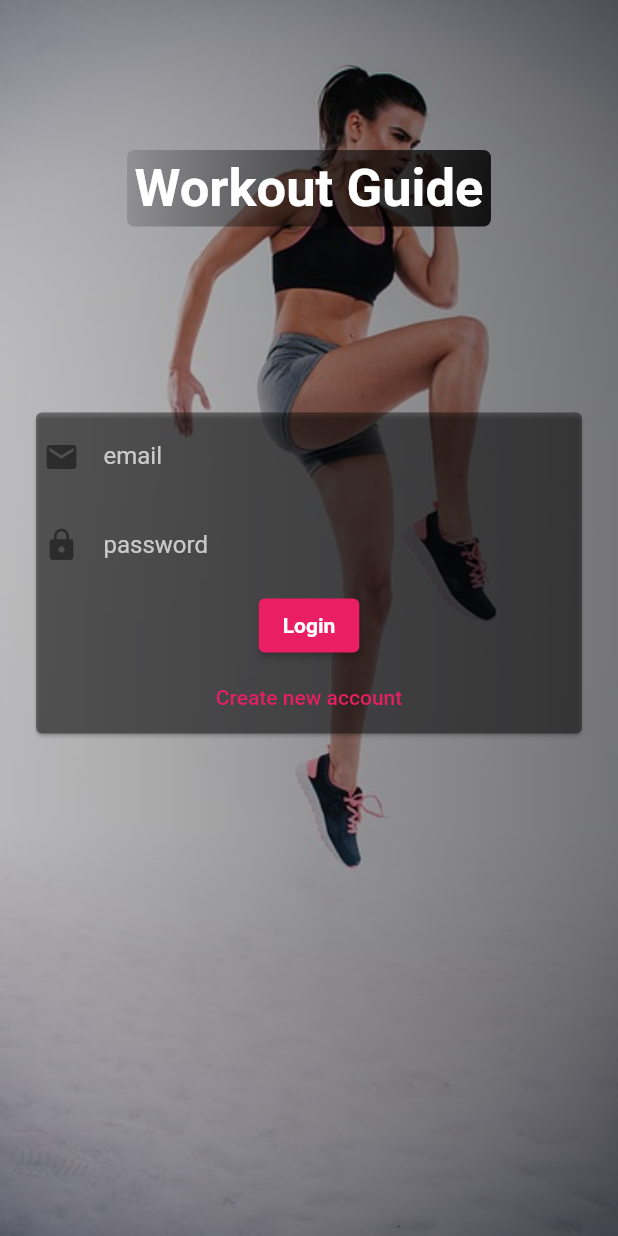
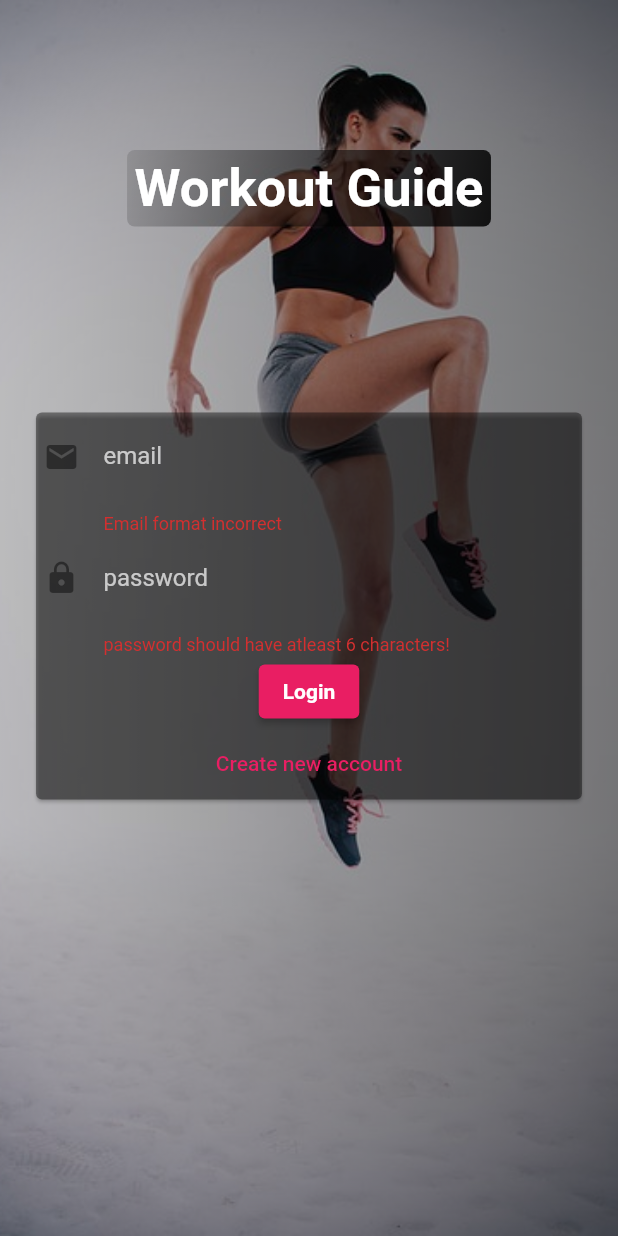
Before and after one commit to urosmeh/workout-guide, a Flutter app: the screen it shows after launch, after a tap on "Login", on a phone screen of 412 x 824 dp. Run offline on Flutter 3.47's test engine with Material 2 defaults, Android fonts, the phone set to English and light mode, and no system bars.

Commit message:
Login animations, exceptions, auth methods

```diff
--- a/lib/db_urls.dart
+++ b/lib/db_urls.dart
@@ -1,2 +1,3 @@
-const API_KEY ="AIzaSyBbfpTSTB6gi5VnH5yIwG7zKyyy9P-ZG00";
-const FIREBASE_URL = "https://workout-guide-992da-default-rtdb.firebaseio.com/";
+const String API_KEY ="AIzaSyBbfpTSTB6gi5VnH5yIwG7zKyyy9P-ZG00";
+const String FIREBASE_URL = "https://workout-guide-992da-default-rtdb.firebaseio.com/";
+const String FIREBASE_AUTH_URL = "https://identitytoolkit.googleapis.com/v1/accounts:";
--- a/lib/main.dart
+++ b/lib/main.dart
@@ -1,18 +1,40 @@
 import 'package:flutter/material.dart';
+import 'package:provider/provider.dart';
 import 'package:workout_guide/screens/auth_screen.dart';
+
+import 'providers/auth.dart';
 
 void main() => runApp(MyApp());
 
 class MyApp extends StatelessWidget {
   @override
   Widget build(BuildContext context) {
-    return MaterialApp(
-      title: "Workout guide",
-      home: AuthScreen(),
-      theme: ThemeData(
-        primarySwatch: Colors.pink,
-        accentColor: Colors.deepOrange,
+    return MultiProvider(
+      providers: [
+        ChangeNotifierProvider(
+          create: (ctx) => Auth(),
+        ),
+      ],
+      child: Consumer<Auth>(
+        builder: (ctx, auth, child) {
+          return MaterialApp(
+            title: "Workout guide",
+            theme: ThemeData(
+              primarySwatch: Colors.pink,
+              accentColor: Colors.deepOrange,
+            ),
+            home: auth.isAuth ? Scaffold(body: Center(child: Text("Auth works"),),) : AuthScreen(),
+          );
+        },
       ),
     );
+    // return MaterialApp(
+    //   title: "Workout guide",
+    //   home: AuthScreen(),
+    //   theme: ThemeData(
+    //     primarySwatch: Colors.pink,
+    //     accentColor: Colors.deepOrange,
+    //   ),
+    // );
   }
 }
--- /dev/null
+++ b/lib/models/http_exception.dart
@@ -0,0 +1,10 @@
+class HttpException implements Exception {
+  final String message;
+
+  HttpException(this.message);
+
+  @override
+  String toString() {
+    return message;
+  }
+}
--- a/lib/providers/auth.dart
+++ b/lib/providers/auth.dart
@@ -1,13 +1,79 @@
 import 'dart:async';
+import 'dart:convert';
 import 'package:flutter/foundation.dart';
+import 'package:workout_guide/db_urls.dart';
+import 'package:http/http.dart' as http;
+import 'package:workout_guide/models/http_exception.dart';
 
 class Auth with ChangeNotifier {
   String _token;
   String _userId;
-  DateTime expiresAt;
+  DateTime _expiresAt;
   Timer _authTimer;
 
-  Future<void> signIn(String email, String password) async {
-    try {} catch (e) {}
+  bool get isAuth {
+    return token != null;
+  }
+
+  String get token {
+    if (_expiresAt != null &&
+        _expiresAt.isAfter(DateTime.now()) &&
+        _token != null) {
+      return _token;
+    }
+    return null;
+  }
+
+  String get userId {
+    return _userId;
+  }
+
+  Future<void> _authenticate(
+      String email, String password, String urlExt) async {
+    final url = Uri.parse("$FIREBASE_AUTH_URL$urlExt?$API_KEY");
+
+    print("auth");
+
+    try {
+      final response = await http.post(
+        url,
+        body: json.encode(
+          {
+            "email": email,
+            "password": password,
+            "returnSecureToken": true,
+          },
+        ),
+      );
+
+      final responseData = json.decode(response.body);
+      if (responseData["error"] != null) {
+        return HttpException(responseData["error"]["message"]);
+      }
+
+      _token = responseData["idToken"];
+      _userId = responseData["localId"];
+      _expiresAt = DateTime.now()
+          .add(Duration(seconds: int.parse(responseData["expiresIn"])));
+    } catch (error) {
+      throw error;
+    }
+  }
+
+  void setAutoLogout() {
+    if (_authTimer != null) {
+      _authTimer.cancel();
+    }
+
+    final timeToExpiry = _expiresAt.difference(DateTime.now()).inSeconds;
+    _authTimer = Timer(Duration(seconds: timeToExpiry), null);
+  }
+
+  Future<void> login(String email, String password) async {
+    return _authenticate(email, password, "signInWithPassword");
+  }
+
+  Future<void> signup(String email, String password) async {
+    return _authenticate(email, password, "signUp");
   }
 }
--- a/lib/screens/auth_screen.dart
+++ b/lib/screens/auth_screen.dart
@@ -1,4 +1,7 @@
 import 'package:flutter/material.dart';
+import 'package:provider/provider.dart';
+import 'package:workout_guide/models/http_exception.dart';
+import 'package:workout_guide/providers/auth.dart';
 import 'package:workout_guide/widgets/login_background.dart';
 
 enum AuthType {
@@ -71,7 +74,8 @@ class FormContainer extends StatefulWidget {
   _FormContainerState createState() => _FormContainerState();
 }
 
-class _FormContainerState extends State<FormContainer> {
+class _FormContainerState extends State<FormContainer>
+    with SingleTickerProviderStateMixin {
   final GlobalKey<FormState> _formKey = GlobalKey();
   AuthType _authType = AuthType.Login;
   Map<String, String> _authData = {
@@ -79,17 +83,122 @@ class _FormContainerState extends State<FormContainer> {
     "password": "",
   };
 
+  var icon = Icons.close;
+
+  final _passwordController = TextEditingController();
+
   void _switchAuthType() {
-    setState(() {
-      _authType =
-          _authType == AuthType.Login ? AuthType.Signup : AuthType.Login;
-    });
+    if (_authType == AuthType.Login) {
+      setState(() {
+        _authType = AuthType.Signup;
+        _controller.forward();
+      });
+    } else {
+      setState(() {
+        _authType = AuthType.Login;
+        _controller.reverse();
+      });
+    }
+    // setState(() {
+    //   _authType =
+    //       _authType == AuthType.Login ? AuthType.Signup : AuthType.Login;
+    // });
   }
 
   bool _validEmail(String value) {
     const pattern = r'^[\w-\.]+@([\w-]+\.)+[\w-]{2,4}$';
     final regExp = RegExp(pattern);
     return regExp.hasMatch(value);
+  }
+
+  _showErrorDialog(String message) {
+    showDialog(
+      context: context,
+      builder: (context) => AlertDialog(
+        title: Text("Authentication failed!"),
+        content: Text(message),
+        actions: [
+          OutlinedButton(
+            onPressed: () => Navigator.of(context).pop(),
+            child: Text("Ok"),
+          )
+        ],
+      ),
+    );
+  }
+
+  void _submitForm() async {
+    if (!_formKey.currentState.validate()) {
+      return;
+    }
+
+    _formKey.currentState.save();
+
+    try {
+      if (_authType == AuthType.Login) {
+        await Provider.of<Auth>(context).login(
+          _authData["email"],
+          _authData["password"],
+        );
+      } else {
+        await Provider.of<Auth>(context).signup(
+          _authData["email"],
+          _authData["password"],
+        );
+      }
+    } on HttpException catch (error) {
+      String errMsg = "Authentication failed";
+
+      if (error.toString().contains("EMAIL_EXISTS")) {
+        errMsg = "Email already exists!";
+      } else if (error.toString().contains("INVALID_EMAIL")) {
+        errMsg = "Invalid email address!";
+      } else if (error.toString().contains("WEAK_PASSWORD")) {
+        errMsg = "This password is too weak";
+      } else if (error.toString().contains("EMAIL_NOT_FOUND")) {
+        errMsg = "User with email not found";
+      } else if (error.toString().contains("INVALID_PASSWORD")) {
+        errMsg = "Incorrect password";
+      }
+
+      _showErrorDialog(errMsg);
+    } catch (error) {
+      const errMsg = "Couldn't authenticate";
+      _showErrorDialog(errMsg);
+    }
+  }
+
+  AnimationController _controller;
+  Animation<Offset> _slideAnimation;
+  Animation<double> _opacityAnimation;
+
+  @override
+  void initState() {
+    super.initState();
+    _controller = AnimationController(
+      vsync: this,
+      duration: Duration(milliseconds: 300),
+    );
+
+    _slideAnimation = Tween<Offset>(
+      begin: Offset(0, 0),
+      end: Offset(0, 0),
+    ).animate(
+      CurvedAnimation(parent: _controller, curve: Curves.fastOutSlowIn),
+    );
+
+    _opacityAnimation = Tween(begin: 0.0, end: 1.0)
+        .animate(CurvedAnimation(parent: _controller, curve: Curves.linear));
+
+    _opacityAnimation.addListener(() {
+      setState(() {});
+    });
+  }
+
+  @override
+  void dispose() {
+    super.dispose();
+    _controller.dispose();
   }
 
   @override
@@ -100,13 +209,19 @@ class _FormContainerState extends State<FormContainer> {
         elevation: 1,
         color: Colors.transparent.withOpacity(.4),
         child: Form(
-          child: AnimatedContainer(
-            duration: Duration(milliseconds: 300),
+          key: _formKey,
+          child: Container(
             constraints: BoxConstraints(
-                minHeight: _authType == AuthType.Login ? 100 : 20),
+              minHeight: _authType == AuthType.Login ? 100 : 20,
+            ),
             child: Column(
               children: [
                 TextFormField(
+                  validator: (value) {
+                    return !_validEmail(value)
+                        ? "Email format incorrect"
+                        : null;
+                  },
                   style: TextStyle(color: Colors.white),
                   keyboardType: TextInputType.emailAddress,
                   decoration: InputDecoration(
@@ -120,7 +235,12 @@ class _FormContainerState extends State<FormContainer> {
                   ),
                 ),
                 TextFormField(
-                  validator: (value) {},
+                  validator: (value) {
+                    return value.length < 6
+                        ? "password should have atleast 6 characters!"
+                        : null;
+                  },
+                  controller: _passwordController,
                   obscureText: true,
                   style: TextStyle(color: Colors.white),
                   decoration: InputDecoration(
@@ -133,8 +253,49 @@ class _FormContainerState extends State<FormContainer> {
                     border: InputBorder.none,
                   ),
                 ),
+                AnimatedContainer(
+                  duration: Duration(milliseconds: 300),
+                  constraints: BoxConstraints(
+                    minHeight: _authType == AuthType.Signup ? 60 : 0,
+                    maxHeight: _authType == AuthType.Signup ? 100 : 0,
+                  ),
+                  curve: Curves.easeIn,
+                  child: FadeTransition(
+                    opacity: _opacityAnimation,
+                    child: SlideTransition(
+                      position: _slideAnimation,
+                      child: TextFormField(
+                        enabled: _authType == AuthType.Signup,
+                        decoration: InputDecoration(
+                          labelText: "confirm password",
+                          labelStyle: TextStyle(color: Colors.white70),
+                          icon: Padding(
+                            padding: const EdgeInsets.only(left: 5),
+                            child: Icon(icon, color: icon == Icons.check_sharp ? Colors.green : Colors.red,),
+                          ),
+                          border: InputBorder.none,
+                        ),
+                        obscureText: true,
+                        onFieldSubmitted: (value) {
+                          setState(() {
+                            icon = value == _passwordController.text
+                                ? Icons.check_sharp
+                                : Icons.close;
+                          });
+                        },
+                        validator: _authType == AuthType.Signup
+                            ? (value) {
+                                if (value != _passwordController.text) {
+                                  return 'Passwords do not match!';
+                                }
+                              }
+                            : null,
+                      ),
+                    ),
+                  ),
+                ),
                 ElevatedButton(
-                  onPressed: () {},
+                  onPressed: () => _submitForm(),
                   child: Text(
                     _authType == AuthType.Login ? "Login" : "Signup",
                     style: TextStyle(
--- a/pubspec.yaml
+++ b/pubspec.yaml
@@ -29,6 +29,7 @@ dependencies:
   # Use with the CupertinoIcons class for iOS style icons.
   cupertino_icons: ^1.0.2
   provider: ^5.0.0
+  http: ^0.13.1
 
 dev_dependencies:
   flutter_test:
```
Also changed, not shown: pubspec.lock.
